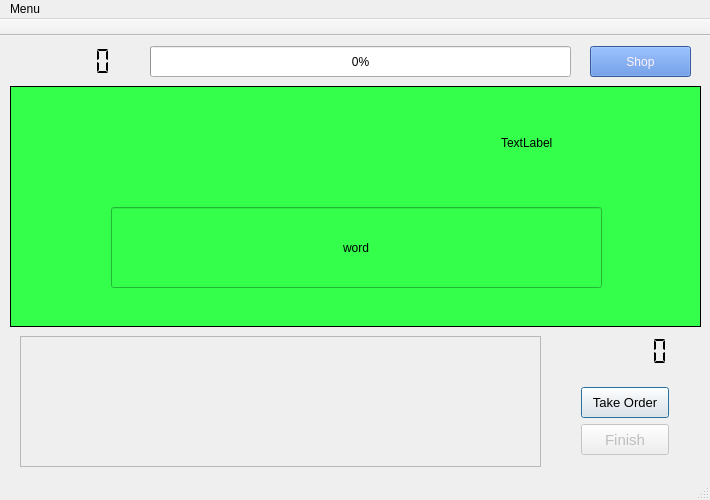
This is mainwindow.ui in vladimiroff/regularity as Qt 5 draws it before an edit. The edited form follows.
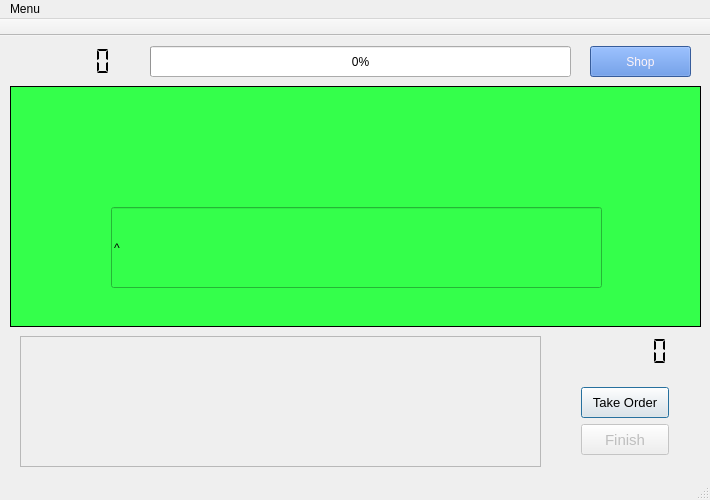
This is the edited form.

What changed in the file:
```diff
--- a/mainwindow.ui
+++ b/mainwindow.ui
@@ -148,7 +148,7 @@
         </rect>
        </property>
        <property name="text">
-        <string>TextLabel</string>
+        <string/>
        </property>
       </widget>
       <widget class="QLineEdit" name="answer">
@@ -164,10 +164,10 @@
         <string notr="true">font: 36pt &quot;Monospace&quot;;</string>
        </property>
        <property name="text">
-        <string>word</string>
+        <string>^</string>
        </property>
        <property name="alignment">
-        <set>Qt::AlignCenter</set>
+        <set>Qt::AlignLeading|Qt::AlignLeft|Qt::AlignVCenter</set>
        </property>
       </widget>
      </widget>
```
